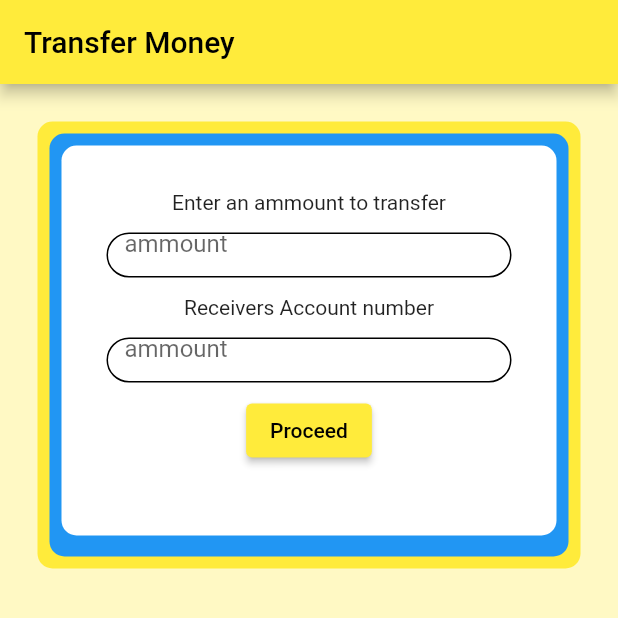
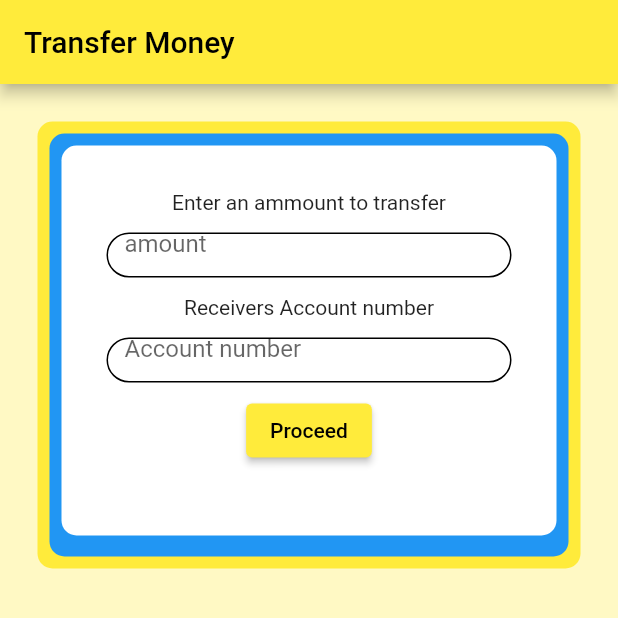
Before and after one commit to AnneRoki/OOPFfutter, a Flutter app: the MoneyTransfer screen opened directly, after a tap on "Proceed", on a phone screen of 412 x 824 dp, the top half of it. Run offline on Flutter 3.47's test engine with Material 2 defaults, Android fonts, the phone set to English and light mode, and no system bars.

Commit message:
Update moneyTransfer.dart

```diff
--- a/lib/moneyTransfer.dart
+++ b/lib/moneyTransfer.dart
@@ -1,5 +1,6 @@
 import 'package:flutter/material.dart';
 import 'package:flutter/services.dart';
+import 'package:flutterexam/confirm.dart';
 
 import 'ammar.dart';
 
@@ -81,7 +82,7 @@ class MoneyTransferState extends State<MoneyTransfer> {
                                       controller: textholder,
                                       style: TextStyle(height: 0.8),
                                       decoration: InputDecoration(
-                                          hintText: 'ammount',
+                                          hintText: 'amount',
                                           enabledBorder: OutlineInputBorder(
                                               borderRadius:
                                                   BorderRadius.circular(20))),
@@ -104,7 +105,7 @@ class MoneyTransferState extends State<MoneyTransfer> {
                                       controller: accountnum,
                                       style: TextStyle(height: 0.8),
                                       decoration: InputDecoration(
-                                          hintText: 'ammount',
+                                          hintText: 'Account number',
                                           enabledBorder: OutlineInputBorder(
                                               borderRadius:
                                                   BorderRadius.circular(20))),
@@ -133,6 +134,11 @@ class MoneyTransferState extends State<MoneyTransfer> {
                                         );
                                         ScaffoldMessenger.of(context)
                                             .showSnackBar(snackBar);
+                                        Navigator.push(
+                                            context,
+                                            MaterialPageRoute(
+                                                builder: (context) =>
+                                                    confirm()));
                                       } else if (int.parse(textholder.text) >
                                               money &&
                                           accountnum.text == '') {
```
